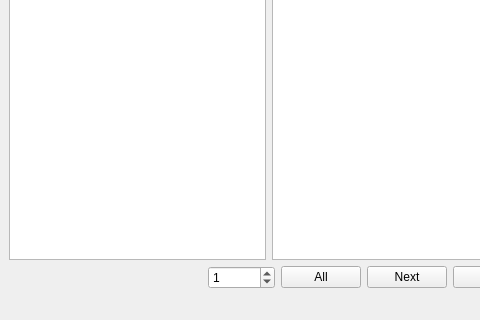
junps/mips_simulator_gui, file mainwindow.ui: the form before one commit; both pictures show x 0 to 480 and y 280 to 600 of the 800 by 600 pixel window.
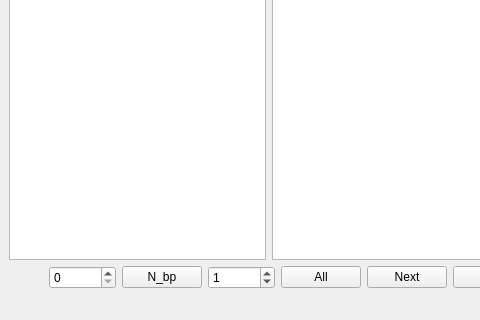
The form after the commit.

The edit to the form file:
```diff
--- a/mainwindow.ui
+++ b/mainwindow.ui
@@ -45,6 +45,20 @@
           </property>
          </spacer>
         </item>
+        <item>
+         <widget class="QSpinBox" name="spinBox_Nbp">
+          <property name="maximum">
+           <number>1000000000</number>
+          </property>
+         </widget>
+        </item>
+        <item>
+         <widget class="QPushButton" name="pushButton_Nbp">
+          <property name="text">
+           <string>N_bp</string>
+          </property>
+         </widget>
+        </item>
         <item>
          <widget class="QSpinBox" name="spinBox">
           <property name="maximum">
```
